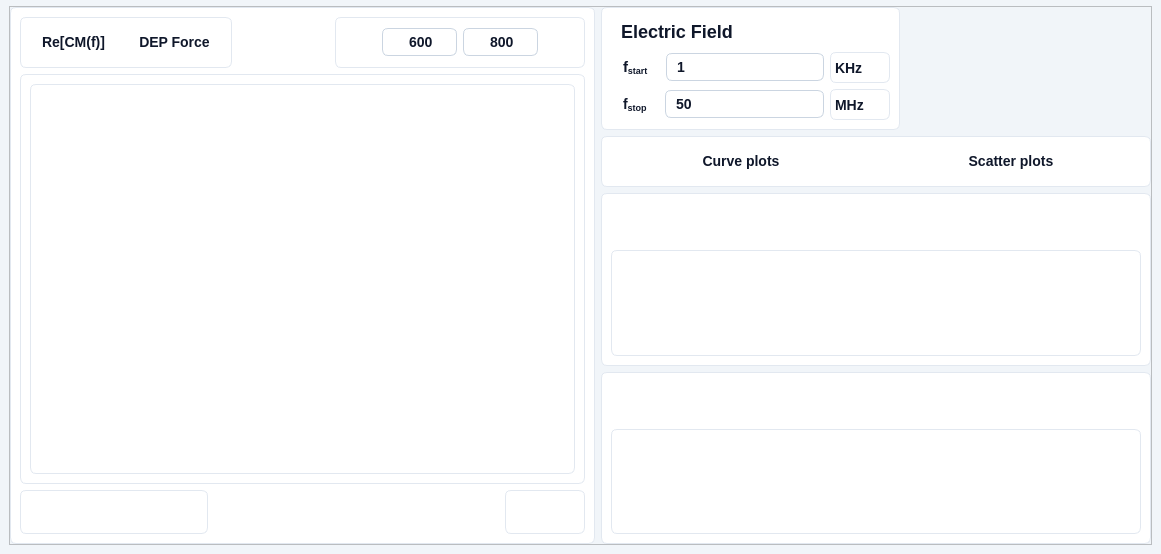
Qt form ui/main.ui (IoanTivig/OpenDEP_View) before a commit.
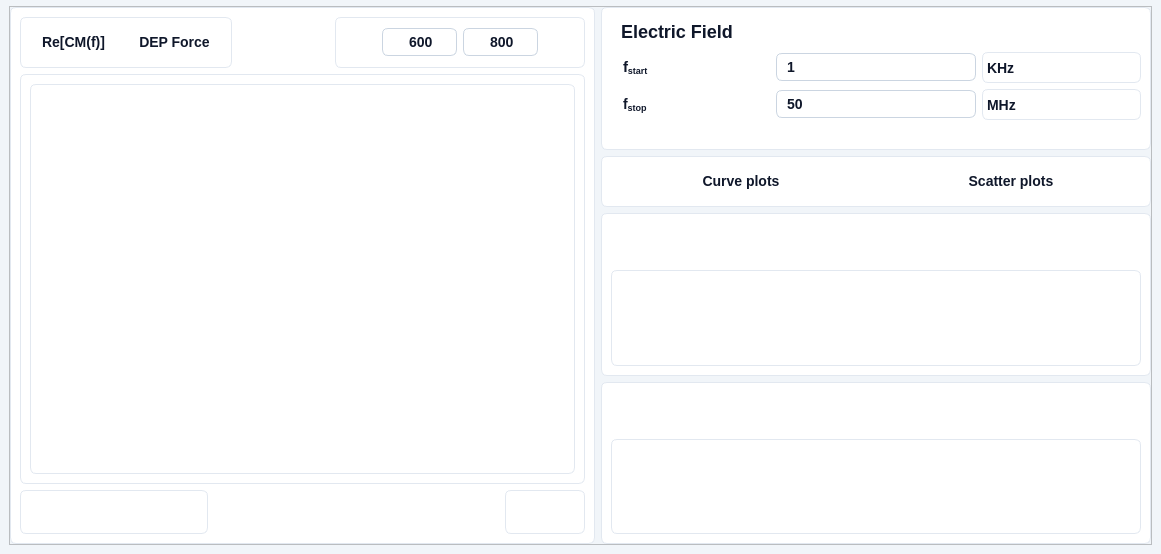
The same form after that commit. Icons and pictures are not drawn. Custom widgets are drawn as their Qt base class.

What changed in the file:
```diff
--- a/ui/main.ui
+++ b/ui/main.ui
@@ -1501,6 +1501,19 @@
                  </item>
                 </layout>
                </item>
+               <item>
+                <spacer name="horizontalSpacer_4">
+                 <property name="orientation">
+                  <enum>Qt::Horizontal</enum>
+                 </property>
+                 <property name="sizeHint" stdset="0">
+                  <size>
+                   <width>40</width>
+                   <height>20</height>
+                  </size>
+                 </property>
+                </spacer>
+               </item>
                <item>
                 <spacer name="verticalSpacer_6">
                  <property name="orientation">
@@ -1517,19 +1530,6 @@
               </layout>
              </widget>
             </item>
-            <item>
-             <spacer name="horizontalSpacer_4">
-              <property name="orientation">
-               <enum>Qt::Horizontal</enum>
-              </property>
-              <property name="sizeHint" stdset="0">
-               <size>
-                <width>40</width>
-                <height>20</height>
-               </size>
-              </property>
-             </spacer>
-            </item>
            </layout>
           </item>
           <item>
@@ -1768,7 +1768,7 @@
                      <x>0</x>
                      <y>0</y>
                      <width>530</width>
-                     <height>98</height>
+                     <height>85</height>
                     </rect>
                    </property>
                    <property name="sizePolicy">
@@ -2118,7 +2118,7 @@
                      <x>0</x>
                      <y>0</y>
                      <width>530</width>
-                     <height>97</height>
+                     <height>84</height>
                     </rect>
                    </property>
                    <property name="sizePolicy">
```
Left out of the diff: 70 changed lines with no effect on the pictures.
